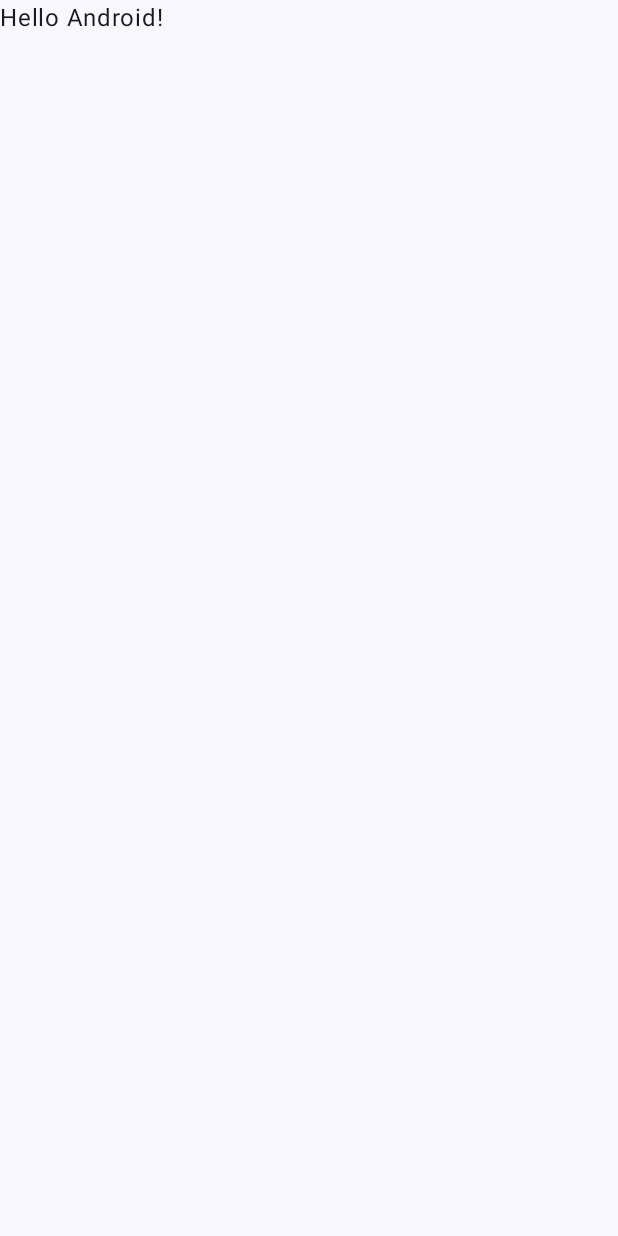
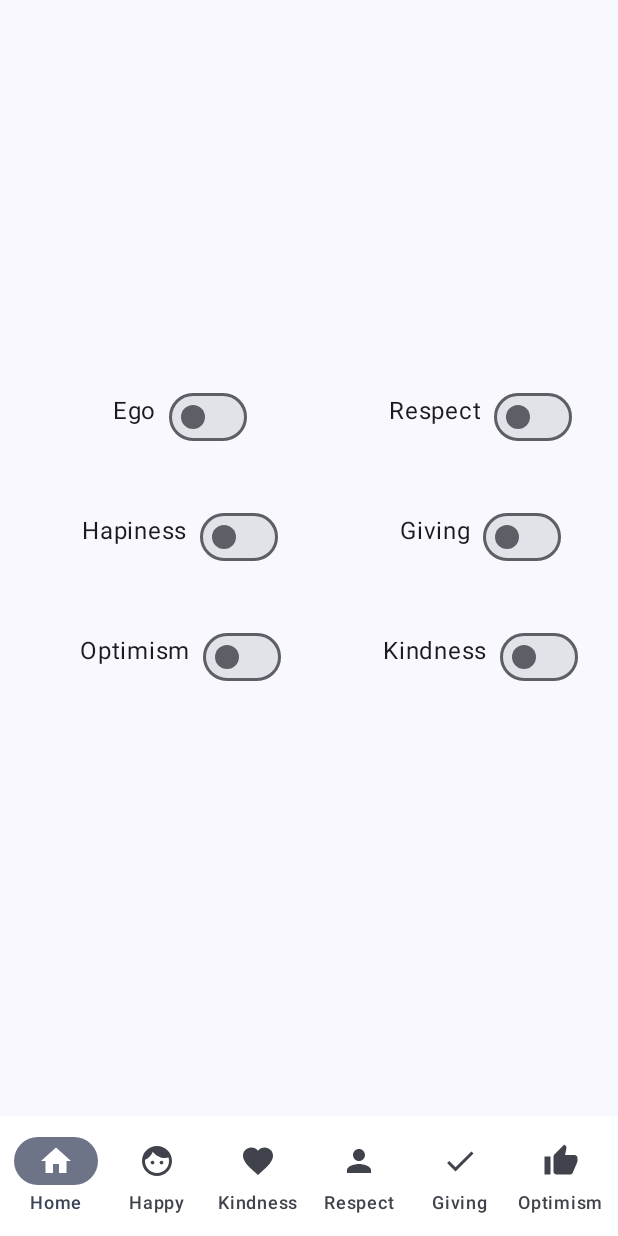
Before and after one commit to UmutDiler0/ProjectFirst, an Android app built with Jetpack Compose: the ProjectFirstKeKod screen opened directly, with no data from a screen before it, on a phone screen of 412 x 824 dp. Before the commit the screen is almost empty. Run offline under Robolectric (Android 15) with nearby library versions, the phone set to English and light mode, and no system bars.

Commit message:
main screen ui okey navigation with bottom bar will make

```diff
--- a/app/src/main/java/com/example/projectfirst/model/BottomNavItems.kt
+++ b/app/src/main/java/com/example/projectfirst/model/BottomNavItems.kt
@@ -1,7 +1,9 @@
 package com.example.projectfirst.model
 
 data class BottomNavItems(
-    val id: Int,
+    val icon: Int? = null,
+    val label: String? = null,
     val title: String,
-    val icon: Int? = null
+
+
 )
--- /dev/null
+++ b/app/src/main/java/com/example/projectfirst/model/SwitchData.kt
@@ -0,0 +1,42 @@
+package com.example.projectfirst.model
+
+object SwitchData {
+    fun loadSwitches(): List<SwitchElements> {
+        return listOf<SwitchElements>(
+            SwitchElements(
+                name = "Ego",
+                isChecked = false
+            ),
+            SwitchElements(
+                name = "Hapiness",
+                isChecked = false
+            ),
+            SwitchElements(
+                name = "Optimism",
+                isChecked = false
+            ),
+        )
+    }
+
+    fun loadSwitches2(): List<SwitchElements> {
+        return listOf(
+            SwitchElements(
+                name = "Respect",
+                isChecked = false
+            ),
+            SwitchElements(
+                name = "Giving",
+                isChecked = false
+            ),
+            SwitchElements(
+                name = "Kindness",
+                isChecked = false
+            )
+        )
+    }
+}
+
+data class SwitchElements(
+    val name: String,
+    val isChecked: Boolean
+)
--- a/app/src/main/java/com/example/projectfirst/screens/ProjectFirstKeKod.kt
+++ b/app/src/main/java/com/example/projectfirst/screens/ProjectFirstKeKod.kt
@@ -1,17 +1,46 @@
 package com.example.projectfirst.screens
 
+import android.graphics.drawable.Icon
 import android.os.Bundle
 import androidx.activity.ComponentActivity
 import androidx.activity.compose.setContent
 import androidx.activity.enableEdgeToEdge
+import androidx.compose.foundation.layout.Arrangement
+import androidx.compose.foundation.layout.Column
+import androidx.compose.foundation.layout.Row
+import androidx.compose.foundation.layout.fillMaxHeight
 import androidx.compose.foundation.layout.fillMaxSize
+import androidx.compose.foundation.layout.fillMaxWidth
+import androidx.compose.foundation.layout.height
 import androidx.compose.foundation.layout.padding
+import androidx.compose.foundation.layout.width
+import androidx.compose.material3.BottomAppBar
+import androidx.compose.material3.Icon
+import androidx.compose.material3.NavigationBarItem
 import androidx.compose.material3.Scaffold
+import androidx.compose.material3.Switch
 import androidx.compose.material3.Text
 import androidx.compose.runtime.Composable
+import androidx.compose.runtime.getValue
+import androidx.compose.ui.Alignment
 import androidx.compose.ui.Modifier
+import androidx.compose.ui.graphics.Color
 import androidx.compose.ui.tooling.preview.Preview
+import androidx.compose.ui.unit.dp
+import androidx.navigation.NavController
+import androidx.navigation.NavHostController
+import androidx.navigation.compose.NavHost
+import androidx.navigation.compose.composable
+import androidx.navigation.compose.currentBackStackEntryAsState
+import androidx.navigation.compose.rememberNavController
+import com.example.projectfirst.model.SwitchData
+import com.example.projectfirst.model.SwitchElements
+import com.example.projectfirst.screens.ui.theme.GivingScreen
+import com.example.projectfirst.screens.ui.theme.HapinessScreen
+import com.example.projectfirst.screens.ui.theme.KindnessScreen
+import com.example.projectfirst.screens.ui.theme.OptimismScreen
 import com.example.projectfirst.screens.ui.theme.ProjectFirstTheme
+import com.example.projectfirst.screens.ui.theme.RespectScreen
 
 class ProjectFirstKeKod : ComponentActivity() {
     override fun onCreate(savedInstanceState: Bundle?) {
@@ -19,11 +48,29 @@ class ProjectFirstKeKod : ComponentActivity() {
         enableEdgeToEdge()
         setContent {
             ProjectFirstTheme {
-                Scaffold(modifier = Modifier.fillMaxSize()) { innerPadding ->
-                    Greeting(
-                        name = "Android",
+                val navController = rememberNavController()
+                val items = listOf(
+                    Screens.Ego,
+                    Screens.Happy,
+                    Screens.Kindness,
+                    Screens.Respect,
+                    Screens.Giving,
+                    Screens.Optimism
+                )
+                Scaffold(
+                    modifier = Modifier.fillMaxSize(),
+                    bottomBar = {
+                        BottomNavigationBar(navController = navController, items = items)
+                    }
+                ) { innerPadding ->
+                    Column(
                         modifier = Modifier.padding(innerPadding)
-                    )
+                    ) {
+                        NavigationGraph(
+                            navController = navController,
+                            modifier = Modifier.padding(innerPadding)
+                        )
+                    }
                 }
             }
         }
@@ -31,17 +78,131 @@ class ProjectFirstKeKod : ComponentActivity() {
 }
 
 @Composable
-fun Greeting(name: String, modifier: Modifier = Modifier) {
-    Text(
-        text = "Hello $name!",
-        modifier = modifier
-    )
+fun Greeting(modifier: Modifier = Modifier) {
+    Column(
+        modifier = Modifier.fillMaxSize(),
+        verticalArrangement = Arrangement.Center,
+    ) {
+        Row(
+            modifier = Modifier
+                .height(300.dp)
+                .fillMaxWidth(),
+            verticalAlignment = Alignment.CenterVertically
+        ) {
+            Column(
+                modifier = Modifier
+                    .width(200.dp)
+                    .fillMaxHeight(),
+                verticalArrangement = Arrangement.Top,
+            ) {
+                SwitchData.loadSwitches().forEach {
+                    Switches(it)
+                }
+            }
+            Column(
+                modifier = Modifier
+                    .width(200.dp)
+                    .fillMaxHeight(),
+                verticalArrangement = Arrangement.Top,
+            ) {
+                SwitchData.loadSwitches2().forEach {
+                    Switches(it)
+                }
+            }
+
+        }
+    }
 }
 
-@Preview(showBackground = true)
+@Composable
+private fun Switches(
+    switchElement: SwitchElements,
+    modifier: Modifier = Modifier,
+
+    ) {
+    Row(
+        modifier = Modifier
+            .fillMaxWidth()
+            .padding(top = 32.dp, start = 32.dp),
+        horizontalArrangement = Arrangement.Center
+    ) {
+        Text(
+            text = switchElement.name, modifier.padding(8.dp)
+        )
+        Switch(checked = switchElement.isChecked,
+            onCheckedChange = {
+                /*TODO*/
+            })
+    }
+}
+
+@Composable
+fun BottomNavigationBar(navController: NavController, items: List<Screens>) {
+
+
+    BottomAppBar(
+        containerColor = Color.White,
+        contentColor = Color.Black,
+        tonalElevation = 5.dp
+    ) {
+        val navBackStackEntry by navController.currentBackStackEntryAsState()
+        val currentRoute = navBackStackEntry?.destination?.route
+
+        items.forEach { screen ->
+            NavigationBarItem(
+                icon = { Icon(screen.icon, contentDescription = null) },
+                label = { Text(screen.title) },
+                selected = currentRoute == screen.route,
+                onClick = {
+
+                    if (currentRoute != screen.route) {
+                        navController.navigate(screen.route) {
+                            popUpTo(navController.graph.startDestinationId) {
+                                saveState = true
+                            }
+                            launchSingleTop = true
+                            restoreState = true
+                        }
+                    }
+                }
+
+            )
+        }
+    }
+}
+
+@Composable
+fun NavigationGraph(navController: NavHostController, modifier: Modifier = Modifier) {
+    NavHost(navController, startDestination = Screens.Ego.route) {
+        composable(Screens.Ego.route) {
+            Greeting()
+        }
+        composable(Screens.Happy.route) {
+            HapinessScreen()
+        }
+        composable(Screens.Kindness.route) {
+            KindnessScreen()
+        }
+        composable(Screens.Giving.route) {
+            GivingScreen()
+        }
+        composable(Screens.Respect.route) {
+            RespectScreen()
+        }
+        composable(Screens.Optimism.route) {
+            OptimismScreen()
+        }
+    }
+}
+
+
+@Preview(
+    showBackground = true,
+    showSystemUi = true
+)
 @Composable
 fun GreetingPreview() {
     ProjectFirstTheme {
-        Greeting("Android")
+        Greeting()
     }
 }
--- /dev/null
+++ b/app/src/main/java/com/example/projectfirst/screens/Screens.kt
@@ -0,0 +1,25 @@
+package com.example.projectfirst.screens
+
+import androidx.compose.material.icons.Icons
+import androidx.compose.material.icons.filled.Done
+import androidx.compose.material.icons.filled.Face
+import androidx.compose.material.icons.filled.Favorite
+import androidx.compose.material.icons.filled.Home
+import androidx.compose.material.icons.filled.Person
+import androidx.compose.material.icons.filled.ThumbUp
+import androidx.compose.ui.graphics.vector.ImageVector
+import com.example.projectfirst.R
+
+sealed class Screens(
+    val route: String,
+    val title: String,
+    val icon: ImageVector,
+
+    ) {
+    object Ego : Screens("home", "Home", Icons.Default.Home)
+    object Happy : Screens("happy", "Happy", Icons.Default.Face)
+    object Kindness : Screens("kindness", "Kindness", Icons.Default.Favorite)
+    object Respect : Screens("respect", "Respect", Icons.Default.Person)
+    object Giving : Screens("giving", "Giving", Icons.Default.Done)
+    object Optimism : Screens("optimism", "Optimism", Icons.Default.ThumbUp)
+}
--- a/gradle/libs.versions.toml
+++ b/gradle/libs.versions.toml
@@ -9,15 +9,18 @@ appcompat = "1.7.0"
 material = "1.12.0"
 activity = "1.9.1"
 constraintlayout = "2.1.4"
+material3 = "1.2.1"
 navigationFragment = "2.7.7"
 riveAndroid = "8.7.0"
 startupRuntime = "1.1.1"
 lifecycleRuntimeKtx = "2.8.4"
 activityCompose = "1.9.1"
 composeBom = "2024.04.01"
+ui = "1.6.8"
 
 [libraries]
 androidx-core-ktx = { group = "androidx.core", name = "core-ktx", version.ref = "coreKtx" }
+androidx-navigation-compose = { module = "androidx.navigation:navigation-compose", version.ref = "navigationFragment" }
 androidx-navigation-fragment = { module = "androidx.navigation:navigation-fragment", version.ref = "navigationFragment" }
 androidx-navigation-ui = { module = "androidx.navigation:navigation-ui", version.ref = "navigationFragment" }
 androidx-startup-runtime = { module = "androidx.startup:startup-runtime", version.ref = "startupRuntime" }
@@ -28,6 +31,7 @@ androidx-appcompat = { group = "androidx.appcompat", name = "appcompat", version
 material = { group = "com.google.android.material", name = "material", version.ref = "material" }
 androidx-activity = { group = "androidx.activity", name = "activity", version.ref = "activity" }
 androidx-constraintlayout = { group = "androidx.constraintlayout", name = "constraintlayout", version.ref = "constraintlayout" }
+material3 = { module = "androidx.compose.material3:material3", version.ref = "material3" }
 rive-android = { module = "app.rive:rive-android", version.ref = "riveAndroid" }
 androidx-lifecycle-runtime-ktx = { group = "androidx.lifecycle", name = "lifecycle-runtime-ktx", version.ref = "lifecycleRuntimeKtx" }
 androidx-activity-compose = { group = "androidx.activity", name = "activity-compose", version.ref = "activityCompose" }
@@ -39,6 +43,7 @@ androidx-ui-tooling-preview = { group = "androidx.compose.ui", name = "ui-toolin
 androidx-ui-test-manifest = { group = "androidx.compose.ui", name = "ui-test-manifest" }
 androidx-ui-test-junit4 = { group = "androidx.compose.ui", name = "ui-test-junit4" }
 androidx-material3 = { group = "androidx.compose.material3", name = "material3" }
+ui = { module = "androidx.compose.ui:ui", version.ref = "ui" }
 
 [plugins]
 android-application = { id = "com.android.application", version.ref = "agp" }
```
Also changed, not shown: app/build.gradle.kts (+5 -2 lines), app/src/main/java/com/example/projectfirst/screens/ui/theme/GivingScreen.kt (added, +8 -0 lines), app/src/main/java/com/example/projectfirst/screens/ui/theme/HapinessScreen.kt (added, +8 -0 lines), app/src/main/java/com/example/projectfirst/screens/ui/theme/KindnessScreen.kt (added, +8 -0 lines), app/src/main/java/com/example/projectfirst/screens/ui/theme/OptimismScreen.kt (added, +8 -0 lines), app/src/main/java/com/example/projectfirst/screens/ui/theme/ProjectViewModel.kt (added, +12 -0 lines), app/src/main/java/com/example/projectfirst/screens/ui/theme/RespectScreen.kt (added, +8 -0 lines).
